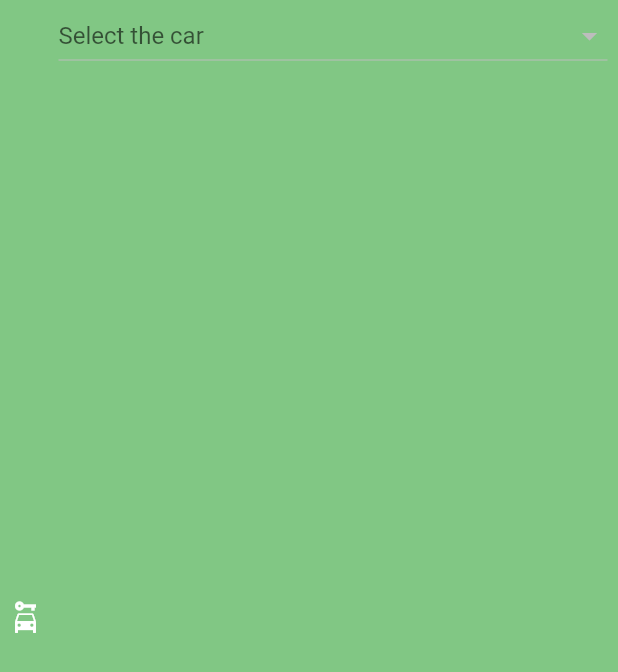
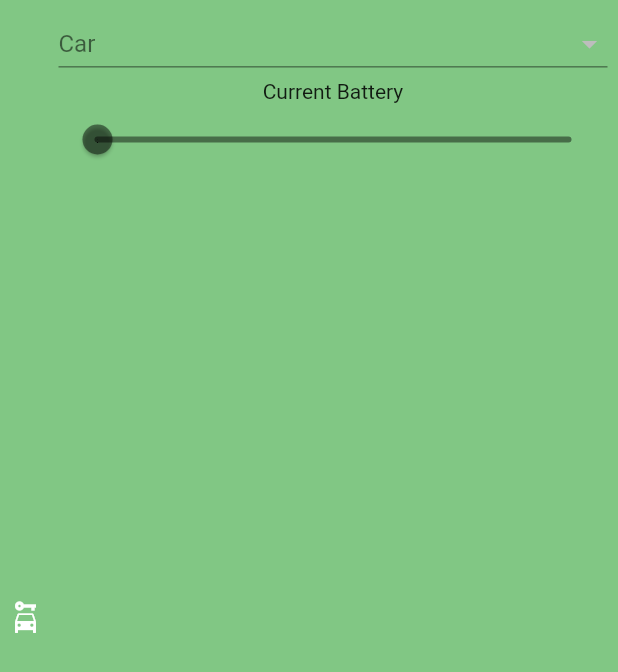
Before and after one commit to MrDede06/GPHdev, a Flutter app: the CarSearch widget shown alone on an empty page, opened directly, on a phone screen of 412 x 824 dp. Shown: the top 672 px of the screen. Run offline on Flutter 3.47's test engine with Material 2 defaults, Android fonts, the phone set to English and light mode, and no system bars; our stand-ins replace flutter_bounce, google_fonts, google_maps_flutter, location; missing offline and left inert: flutter_google_places, flutter_polyline_points, geocoder, google_api_headers, google_maps_webservice; network calls fail.

Commit message:
slider eklendi car provider eklendi

```diff
--- a/lib/providers/CarProvider.dart
+++ b/lib/providers/CarProvider.dart
@@ -1,14 +1,16 @@
 import 'package:flutter/material.dart';
 
 class Car {
+  int id;
   String name;
   double battery;
   int range;
   int efficieny;
-  String connectors;
-  int currentBattery;
+  List<dynamic> connectors;
+  double currentBattery;
   Car(
-      {this.name,
+      {this.id,
+      this.name,
       this.battery,
       this.range,
       this.efficieny,
@@ -18,23 +20,25 @@ class Car {
 
 class CarProvider with ChangeNotifier {
   Car car = Car(
+      id: 0,
       name: "",
       battery: 0,
       range: 0,
       efficieny: 0,
-      connectors: "",
+      connectors: [],
       currentBattery: 0);
 
-  void updateCarProperties(
-      String name, int battery, int range, int efficiensy, String connector) {
+  void updateCarProperties(int id, String name, int battery, int range,
+      int efficiensy, List<dynamic> connector) {
     car.name = name;
     car.range = range;
     car.efficieny = efficiensy;
     car.connectors = connector;
+    car.id = id;
     notifyListeners();
   }
 
-  void updateCurrentBattery(int currentBattery) {
+  void updateCurrentBattery(double currentBattery) {
     car.currentBattery = currentBattery;
     notifyListeners();
   }
--- a/lib/providers/LocationProvider.dart
+++ b/lib/providers/LocationProvider.dart
@@ -13,22 +13,6 @@ class Location {
     this.longitudeDest,
     this.isSelected = false,
   });
-}
-
-class Car {
-  String name;
-  double battery;
-  int range;
-  int efficieny;
-  String connectors;
-  int currentBattery;
-  Car(
-      {this.name,
-      this.battery,
-      this.range,
-      this.efficieny,
-      this.connectors,
-      this.currentBattery});
 }
 
 class LocationProvider with ChangeNotifier {
@@ -61,27 +45,3 @@ class LocationProvider with ChangeNotifier {
     notifyListeners();
   }
 }
-
-class CarProvider with ChangeNotifier {
-  Car car = Car(
-      name: "",
-      battery: 0,
-      range: 0,
-      efficieny: 0,
-      connectors: "",
-      currentBattery: 0);
-
-  void updateCarProperties(
-      String name, int battery, int range, int efficiensy, String connector) {
-    car.name = name;
-    car.range = range;
-    car.efficieny = efficiensy;
-    car.connectors = connector;
-    notifyListeners();
-  }
-
-  void updateCurrentBattery(int currentBattery) {
-    car.currentBattery = currentBattery;
-    notifyListeners();
-  }
-}
--- a/lib/widgets/CarSearch.dart
+++ b/lib/widgets/CarSearch.dart
@@ -1,5 +1,5 @@
 import 'package:flutter/material.dart';
-import 'package:stateTrial/providers/LocationProvider.dart';
+import 'package:stateTrial/providers/CarProvider.dart';
 import 'package:provider/provider.dart';
 import 'package:http/http.dart' as http;
 import 'dart:convert';
@@ -15,6 +15,7 @@ class _CarSearchState extends State<CarSearch> {
   List<String> cars = new List<String>();
   List<String> carss = new List<String>();
   List<dynamic> loadedData;
+  double _currentSliderValue = 0;
   var value;
 
   @override
@@ -51,7 +52,7 @@ class _CarSearchState extends State<CarSearch> {
 
   @override
   Widget build(BuildContext context) {
-//    final carData = Provider.of<CarProvider>(context);
+    final carData = Provider.of<CarProvider>(context);
     final mediaQuery = MediaQuery.of(context);
     return Container(
       width: double.infinity,
@@ -72,16 +73,37 @@ class _CarSearchState extends State<CarSearch> {
           Flexible(
             child: Column(
               children: <Widget>[
+                SizedBox(
+                  height: 5,
+                ),
                 DropdownButton(
                   isExpanded: true,
+                  underline: Container(
+                    height: 0.9,
+                    color: Colors.black45,
+                  ),
+                  focusColor: Colors.white,
                   hint: Text(
-                    "Select the car",
+                    "Car",
+                    style: TextStyle(color: Colors.black54),
                   ),
                   value: value,
                   onChanged: (newValue) {
                     setState(() {
                       value = newValue;
                     });
+
+                    final selectedCar = loadedData
+                        .where((index) => index['name'] == value)
+                        .toList();
+
+                    carData.updateCarProperties(
+                        selectedCar[0]['id'],
+                        selectedCar[0]['name'],
+                        selectedCar[0]['totalBattery'],
+                        selectedCar[0]['totalRange'],
+                        selectedCar[0]['avgUsagePerKm'],
+                        selectedCar[0]['connectors']);
                   },
                   items: cars.map((valueItem) {
                     return DropdownMenuItem(
@@ -91,6 +113,26 @@ class _CarSearchState extends State<CarSearch> {
                   }).toList(),
                   icon: Icon(Icons.arrow_drop_down),
                 ),
+                Text(
+                  "Current Battery",
+                  textAlign: TextAlign.left,
+                ),
+                Slider(
+                    value: _currentSliderValue,
+                    min: 0,
+                    max: 100,
+                    divisions: 100,
+                    activeColor: Colors.black45,
+                    inactiveColor: Colors.black45,
+                    label: _currentSliderValue.round().toString() + "%",
+                    onChanged: (double value) {
+                      setState(() {
+                        _currentSliderValue = value;
+                      });
+                    },
+                    onChangeEnd: (double value) {
+                      carData.updateCurrentBattery(value);
+                    }),
                 SizedBox(
                   height: 30,
                 ),
```
Also changed, not shown: lib/main.dart (+10 -2 lines).
